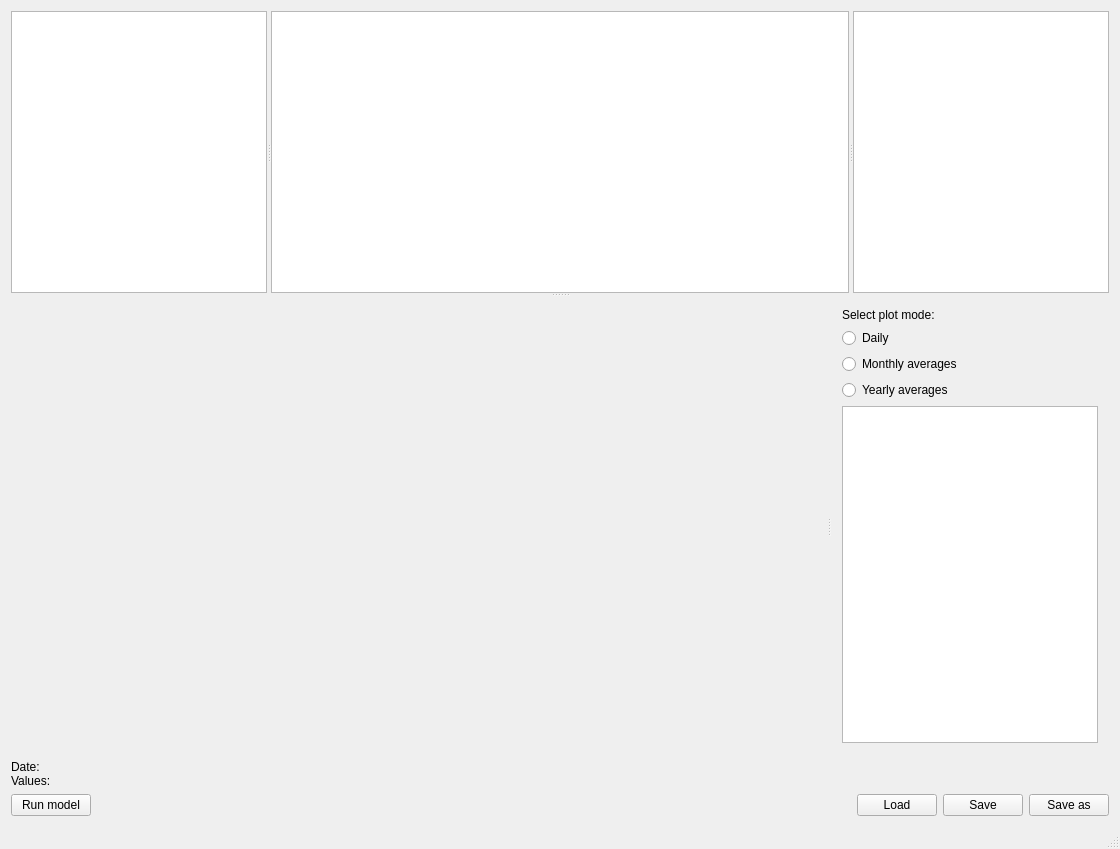
This is mainwindow.ui in Lecheps/INCAView as Qt 5 draws it before an edit. The edited form follows.
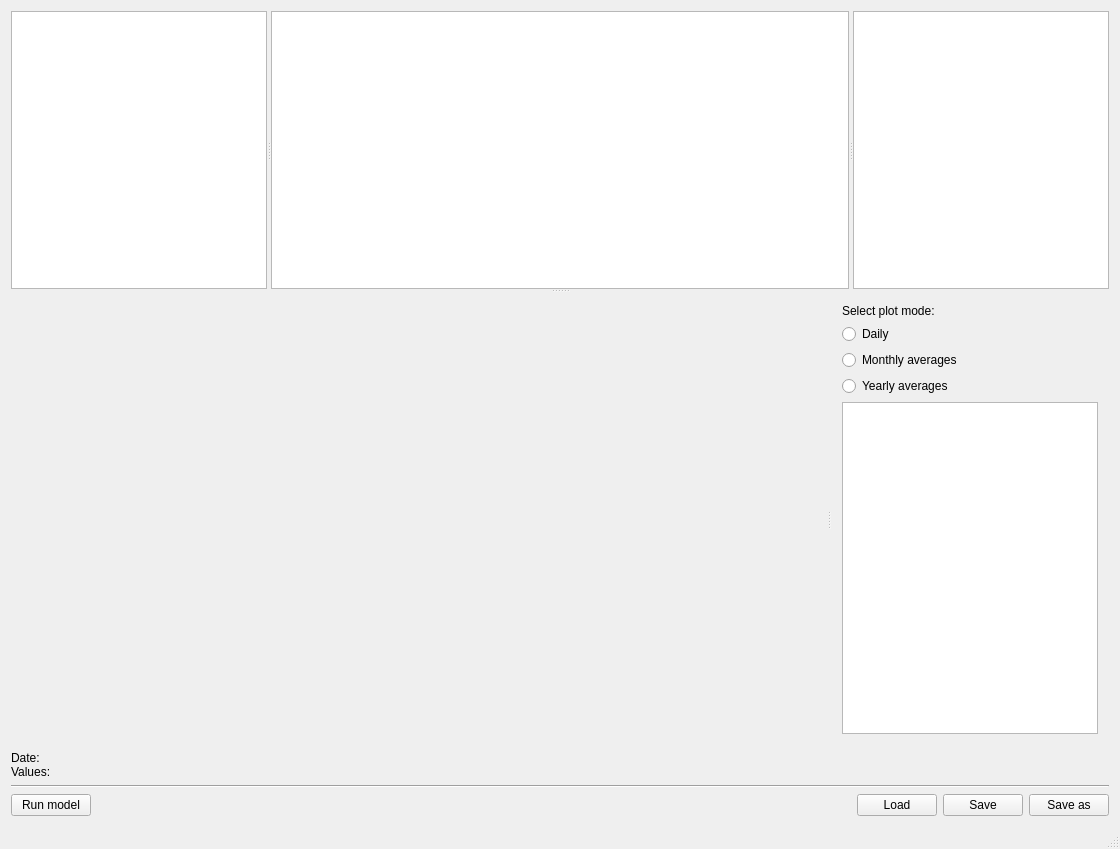
This is the edited form. Custom widgets are drawn as their Qt base class.

Diff of the .ui file:
```diff
--- a/mainwindow.ui
+++ b/mainwindow.ui
@@ -127,6 +127,13 @@
         </property>
        </widget>
       </item>
+      <item>
+       <widget class="Line" name="line">
+        <property name="orientation">
+         <enum>Qt::Horizontal</enum>
+        </property>
+       </widget>
+      </item>
       <item>
        <layout class="QHBoxLayout" name="buttonsLayout">
         <item>
```
